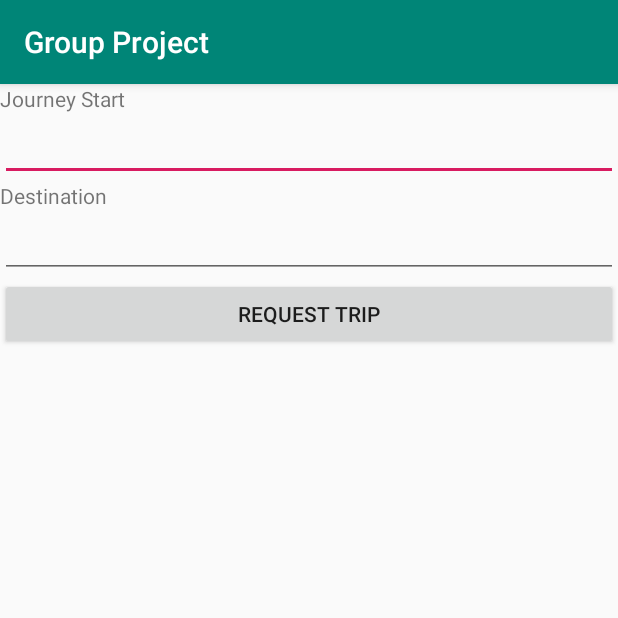
After one commit to ConorOLeary98/Group-Project, an Android app: the TripRequestForm screen opened directly, with no data from a screen before it, on a phone screen of 412 x 824 dp, the top half of it. The commit adds this screen. Run offline under Robolectric (Android 15) with nearby library versions, the phone set to English and light mode, and no system bars.

Commit message:
adding trip request form with geocoding

```diff
--- a/Android App/app/src/main/AndroidManifest.xml
+++ b/Android App/app/src/main/AndroidManifest.xml
@@ -40,7 +40,8 @@
 
         <activity
             android:name=".MapVehicleViewerActivity"
-            android:label="@string/title_activity_map_vehicle_viewer"></activity>
+            android:label="@string/title_activity_map_vehicle_viewer" />
+        <activity android:name=".TripRequestForm"></activity>
     </application>
 
 </manifest>
--- a/Android App/app/src/main/java/ie/lesieckimycit/bartosz/groupproject/MapVehicleViewerActivity.java
+++ b/Android App/app/src/main/java/ie/lesieckimycit/bartosz/groupproject/MapVehicleViewerActivity.java
@@ -37,8 +37,7 @@ public class MapVehicleViewerActivity extends FragmentActivity implements OnMapR
     /**
      * Manipulates the map once available.
      * This callback is triggered when the map is ready to be used.
-     * This is where we can add markers or lines, add listeners or move the camera. In this case,
-     * we just add a marker near Sydney, Australia.
+     * This is where we can add markers or lines, add listeners or move the camera.
      * If Google Play services is not installed on the device, the user will be prompted to install
      * it inside the SupportMapFragment. This method will only be triggered once the user has
      * installed Google Play services and returned to the app.
--- a/Android App/app/src/main/res/layout/activity_main.xml
+++ b/Android App/app/src/main/res/layout/activity_main.xml
@@ -24,4 +24,10 @@
         android:layout_height="wrap_content"
         android:text="test" />
 
+    <Button
+        android:id="@+id/button_test2"
+        android:layout_width="match_parent"
+        android:layout_height="wrap_content"
+        android:text="TEST2" />
+
 </LinearLayout>
--- /dev/null
+++ b/Android App/app/src/main/res/layout/activity_trip_request_form.xml
@@ -0,0 +1,51 @@
+<?xml version="1.0" encoding="utf-8"?>
+<android.support.constraint.ConstraintLayout xmlns:android="http://schemas.android.com/apk/res/android"
+    xmlns:app="http://schemas.android.com/apk/res-auto"
+    xmlns:tools="http://schemas.android.com/tools"
+    android:layout_width="match_parent"
+    android:layout_height="match_parent"
+    tools:context=".TripRequestForm">
+
+    <LinearLayout
+        android:layout_width="match_parent"
+        android:layout_height="match_parent"
+        android:orientation="vertical">
+
+        <TextView
+            android:id="@+id/textView"
+            android:layout_width="match_parent"
+            android:layout_height="wrap_content"
+            android:text="Journey Start"
+            tools:layout_editor_absoluteX="94dp"
+            tools:layout_editor_absoluteY="31dp" />
+
+        <AutoCompleteTextView
+            android:id="@+id/autoCompleteTextView"
+            android:layout_width="match_parent"
+            android:layout_height="wrap_content"
+            tools:layout_editor_absoluteX="94dp"
+            tools:layout_editor_absoluteY="61dp" />
+
+        <TextView
+            android:id="@+id/textView2"
+            android:layout_width="match_parent"
+            android:layout_height="wrap_content"
+            android:text="Destination"
+            tools:layout_editor_absoluteX="94dp"
+            tools:layout_editor_absoluteY="120dp" />
+
+        <AutoCompleteTextView
+            android:id="@+id/autoCompleteTextView2"
+            android:layout_width="match_parent"
+            android:layout_height="wrap_content"
+            tools:layout_editor_absoluteX="93dp"
+            tools:layout_editor_absoluteY="148dp" />
+
+        <Button
+            android:id="@+id/button"
+            android:layout_width="match_parent"
+            android:layout_height="wrap_content"
+            android:text="Request Trip" />
+    </LinearLayout>
+
+</android.support.constraint.ConstraintLayout>
```
Also changed, not shown: Android App/app/src/main/java/ie/lesieckimycit/bartosz/groupproject/MainActivity.java (+9 -1 lines), Android App/app/src/main/java/ie/lesieckimycit/bartosz/groupproject/TripRequestForm.java (added, +177 -0 lines).
